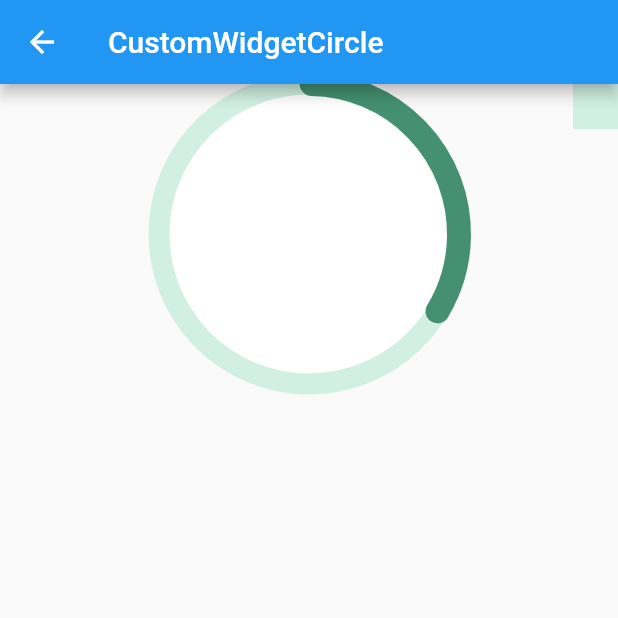
After one commit to zishabei/flutter_repository, a Flutter app: the screen it shows after launch, after a tap on "自定义⭕️视图", on a phone screen of 412 x 824 dp, the top half of it. The commit adds this screen. Run offline on Flutter 3.47's test engine with Material 2 defaults, Android fonts, the phone set to English and light mode, and no system bars; our stand-ins replace audioplayers, camera, flutter_hooks, flutter_riverpod, hooks_riverpod, riverpod_annotation and 2 more; missing offline and left inert: wechat_assets_picker; generated files the repository leaves out were written again.

Commit message:
自定义圆形进度控件

```diff
--- a/lib/main.dart
+++ b/lib/main.dart
@@ -12,6 +12,7 @@ import 'package:flutter_project/widget/calendar/custom_calendar.dart';
 import 'package:flutter_project/widget/custom_text_field.dart';
 import 'package:flutter_project/widget/test_parameter.dart';
 import 'package:flutter_project/widget/widget/custom_widget.dart';
+import 'package:flutter_project/widget/widget/custom_widget_circle.dart';
 import 'package:flutter_project/widget/widget/inherited_widget_test.dart';
 import 'package:flutter_project/widget/widget/layout_test.dart';
 import 'package:hooks_riverpod/hooks_riverpod.dart';
@@ -130,6 +131,11 @@ class _MyHomePageState extends State<MyHomePage> {
                     child: const Text("自定义视图")),
                 ElevatedButton(
                     onPressed: () async {
+                      Navigator.of(context).push(CustomWidgetCircle.route);
+                    },
+                    child: const Text("自定义⭕️视图")),
+                ElevatedButton(
+                    onPressed: () async {
                       Navigator.of(context).push(BaseAnimationStudy.route);
                     },
                     child: const Text("基础动画")),
--- /dev/null
+++ b/lib/widget/widget/custom_widget_circle.dart
@@ -0,0 +1,93 @@
+import 'package:flutter/material.dart';
+import 'dart:math' as math;
+
+class CustomWidgetCircle extends StatefulWidget {
+  const CustomWidgetCircle({Key? key}) : super(key: key);
+
+  static Route get route {
+    return MaterialPageRoute(builder: (_) {
+      return CustomWidgetCircle();
+    });
+  }
+
+  @override
+  State<CustomWidgetCircle> createState() => _CustomWidgetCircleState();
+}
+
+class _CustomWidgetCircleState extends State<CustomWidgetCircle> {
+  @override
+  Widget build(BuildContext context) {
+    return Scaffold(
+      appBar: AppBar(
+        title: const Text("CustomWidgetCircle"),
+      ),
+      body: SizedBox(
+        width: double.infinity,
+        height: 200,
+        child: CustomPaint(
+          painter: CirclePainter(120),
+          child: SizedBox(
+            child: Align(
+              alignment: Alignment.topRight,
+              child: Container(
+                color: const Color(0xFFD1EFE3),
+                width: 30,
+                height: 30,
+              ),
+            ),
+          ),
+        ),
+      ),
+    );
+  }
+}
+
+class CirclePainter extends CustomPainter {
+  final double sweepAngle; // 黄色ゲージの進行度 360°
+  CirclePainter(this.sweepAngle);
+
+  @override
+  void paint(Canvas canvas, Size size) {
+    double degToRad(double deg) => deg * (math.pi / 180.0);
+    final center = Offset(size.width / 2, size.height / 2);
+    final Paint backgroundCirclePaint = Paint()..color = Colors.white;
+    final Paint basePaint = Paint()
+      ..strokeWidth = 14.0
+      ..style = PaintingStyle.stroke
+      ..color = const Color(0xFFD1EFE3);
+    final Paint progressPaint = Paint()
+      ..strokeWidth = 16.0
+      ..style = PaintingStyle.stroke
+      ..strokeCap = StrokeCap.round
+      ..color = const Color(0xff449070);
+
+    final basePath = Path()
+      ..arcTo(
+        Rect.fromCenter(
+          center: center,
+          height: size.height,
+          width: size.height,
+        ),
+        degToRad(-90 + 1),
+        degToRad(360),
+        false,
+      );
+    final progressPath = Path()
+      ..arcTo(
+        Rect.fromCenter(
+          center: center,
+          height: size.height,
+          width: size.height,
+        ),
+        degToRad(-90 + 1),
+        degToRad(sweepAngle),
+        false,
+      );
+    canvas.drawCircle(center, size.height / 2, backgroundCirclePaint);
+    canvas.drawPath(basePath, basePaint);
+    canvas.drawPath(progressPath, progressPaint);
+  }
+
+  @override
+  bool shouldRepaint(CustomPainter oldDelegate) => true;
+}
```
